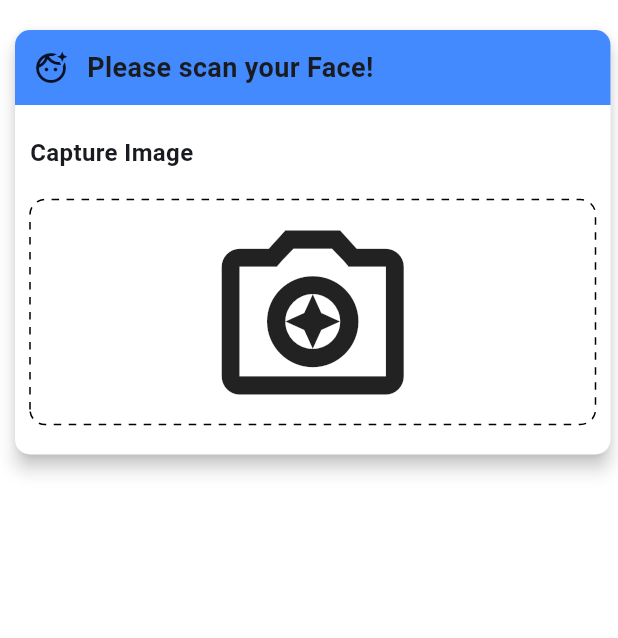
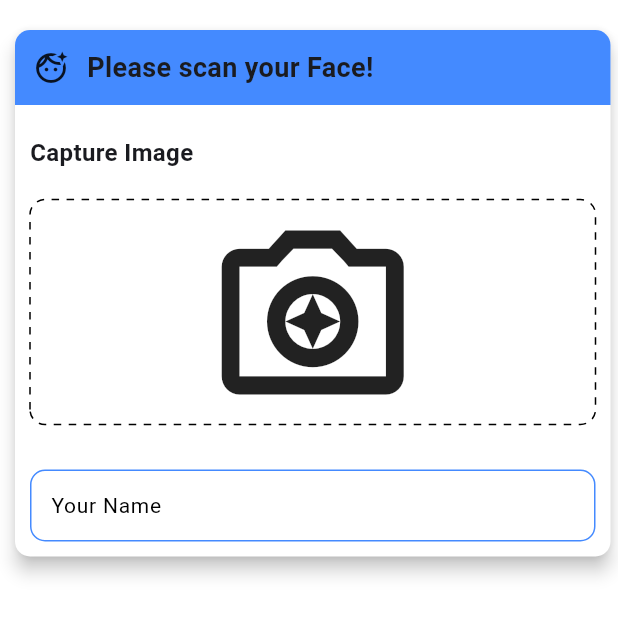
Before and after one commit to nailartnty/attendance-app, a Flutter app: the screen it shows after launch, after a tap on "Attendance Report", on a phone screen of 412 x 824 dp, the part 84-722 px from its top. Run offline on Flutter 3.47's test engine with Material 3 defaults, Android fonts, the phone set to English and light mode, and no system bars; drawn by our look-alikes of dotted_border; our stand-ins replace camera, cloud_firestore, firebase_core; missing offline and left inert: google_mlkit_face_detection; accounts and stored records are empty.

Commit message:
creating textfield

```diff
--- a/lib/UI/attend/attendance_screen.dart
+++ b/lib/UI/attend/attendance_screen.dart
@@ -133,6 +133,35 @@ class _AttendanceScreenState extends State<AttendanceScreen> {
                     )
                   ),
                 ),
+              ),
+              Padding(
+                padding: const EdgeInsets.all(10),
+                child: TextField(
+                  textInputAction: TextInputAction.done,
+                  keyboardType: TextInputType.text,
+                  controller: controller,
+                  decoration: InputDecoration(
+                    contentPadding: const EdgeInsets.symmetric(horizontal: 10),
+                    labelText: "Your Name",
+                    hintText: "Please type your name here",
+                    hintStyle: TextStyle(
+                      fontSize: 14,
+                      color: Colors.grey[50]
+                    ),
+                    labelStyle: const TextStyle(
+                      fontSize: 14,
+                      color: Colors.black
+                    ),
+                    border: OutlineInputBorder(
+                      borderRadius: BorderRadius.circular(10),
+                      borderSide: const BorderSide(color: Colors.blueAccent)
+                    ),
+                    enabledBorder: OutlineInputBorder(
+                      borderRadius: BorderRadius.circular(10),
+                      borderSide: const BorderSide(color: Colors.blueAccent)
+                    )
+                  ),
+                ),
               )
             ]
           ),
```
